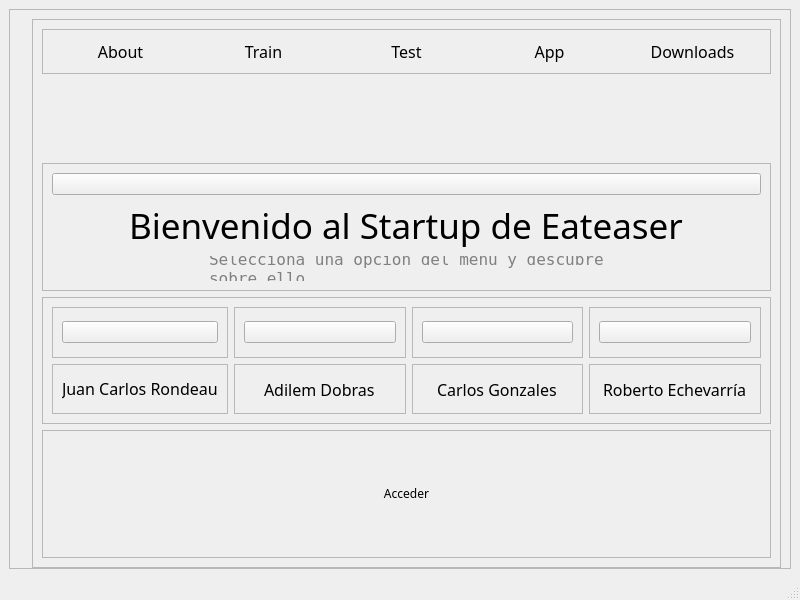
adobrasca512/EatEaser, file Interfaz/index.ui: the form before one commit.
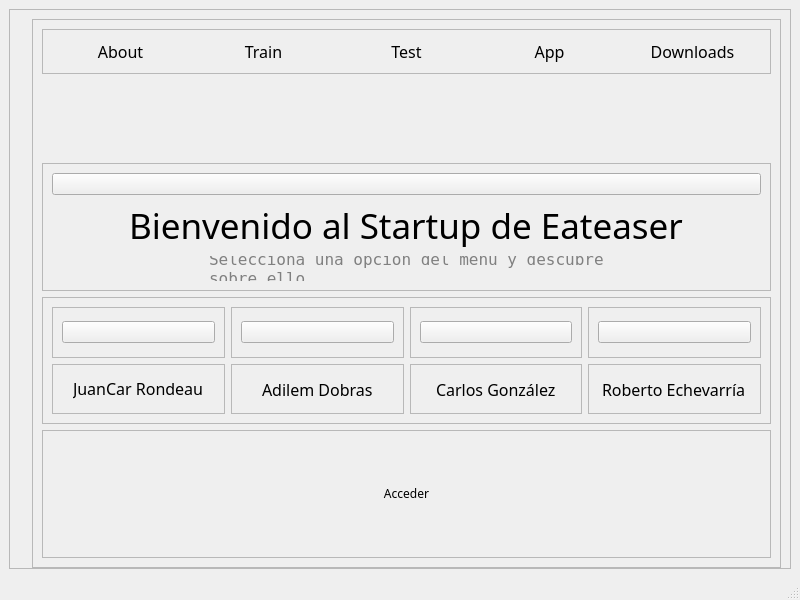
The form after the commit. Icons and pictures are not drawn.

Commit message: fotos juancar y carlos actualizadas, apellido carlos actualizado

```diff
--- a/Interfaz/index.ui
+++ b/Interfaz/index.ui
@@ -159,7 +159,7 @@
                    </font>
                   </property>
                   <property name="text">
-                   <string>Juan Carlos Rondeau</string>
+                   <string>JuanCar Rondeau</string>
                   </property>
                   <property name="wordWrap">
                    <bool>true</bool>
@@ -244,7 +244,7 @@
                    </font>
                   </property>
                   <property name="text">
-                   <string>Carlos Gonzales</string>
+                   <string>Carlos González</string>
                   </property>
                   <property name="wordWrap">
                    <bool>true</bool>
```
The commit also changes 2 other files.
